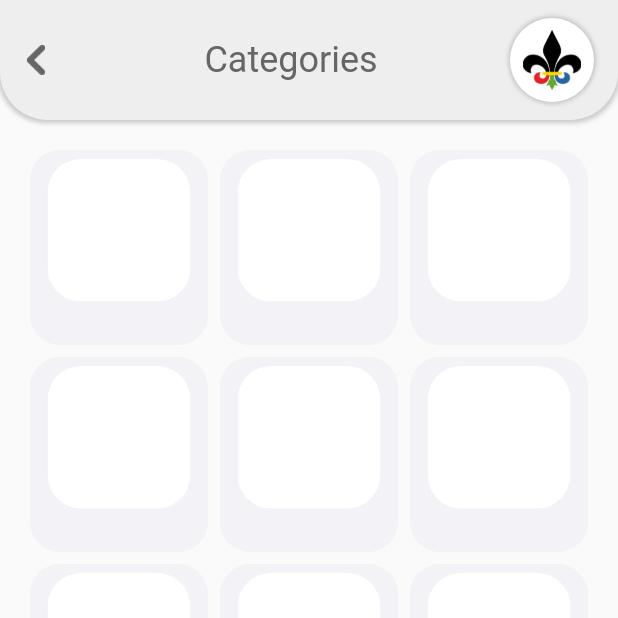
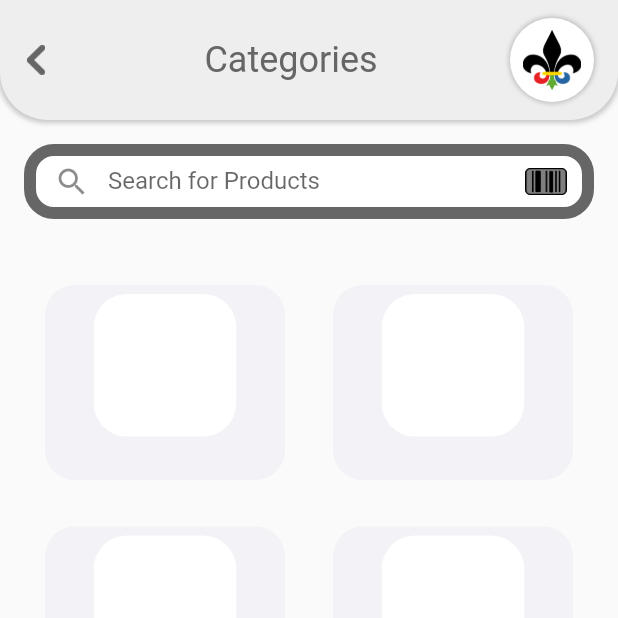
Before and after one commit to PrabinMhzn/Musketeer-project, a Flutter app: the CategoriesScreen screen opened directly, on a phone screen of 412 x 824 dp, the top half of it. Run offline on Flutter 3.47's test engine with Material 2 defaults, Android fonts, the phone set to English and light mode, and no system bars.

```diff
--- a/lib/Widgets/item_placeholder.dart
+++ b/lib/Widgets/item_placeholder.dart
@@ -1,8 +1,15 @@
 import 'package:flutter/material.dart';
+import 'package:musketeer_app/models/category_item.dart';
 import 'package:musketeer_app/styles/colors.dart';
 
 class ItemPlaceholder extends StatelessWidget {
-  const ItemPlaceholder({super.key});
+  const ItemPlaceholder({
+    Key? key,
+    required this.item,
+  }) : super(key: key);
+  final CategoryItem item;
+  final height = 200.00;
+  final width = 175.00;
 
   @override
   Widget build(BuildContext context) {
--- a/lib/screens/categories_screen.dart
+++ b/lib/screens/categories_screen.dart
@@ -1,7 +1,10 @@
 import 'package:flutter/material.dart';
 import 'package:musketeer_app/Widgets/item_placeholder.dart';
-
+import 'package:flutter_staggered_grid_view/flutter_staggered_grid_view.dart';
+import 'package:musketeer_app/Widgets/search_bar_widget.dart';
+import 'package:musketeer_app/models/category_item.dart';
 import '../Widgets/header_widget.dart';
+import 'category_itemscreen.dart';
 
 class CategoriesScreen extends StatelessWidget {
   const CategoriesScreen({super.key});
@@ -9,44 +12,52 @@ class CategoriesScreen extends StatelessWidget {
   @override
   Widget build(BuildContext context) {
     return Scaffold(
-      appBar: HeaderWidget(title: 'Categories'),
+      appBar: const HeaderWidget(title: 'Categories'),
       body: Padding(
-        padding: EdgeInsets.all(16.0),
-        child: SingleChildScrollView(
-          child: Column(
-            children: [
-              Row(
-                children: const [
-                  Expanded(child: ItemPlaceholder()),
-                  Expanded(child: ItemPlaceholder()),
-                  Expanded(child: ItemPlaceholder()),
-                ],
-              ),
-              Row(
-                children: const [
-                  Expanded(child: ItemPlaceholder()),
-                  Expanded(child: ItemPlaceholder()),
-                  Expanded(child: ItemPlaceholder()),
-                ],
-              ),
-              Row(
-                children: const [
-                  Expanded(child: ItemPlaceholder()),
-                  Expanded(child: ItemPlaceholder()),
-                  Expanded(child: ItemPlaceholder()),
-                ],
-              ),
-              Row(
-                children: const [
-                  Expanded(child: ItemPlaceholder()),
-                  Expanded(child: ItemPlaceholder()),
-                  Expanded(child: ItemPlaceholder()),
-                ],
-              ),
-            ],
-          ),
+        padding: const EdgeInsets.all(16.0),
+        child: Column(
+          children: [
+            const SearchBarWidget(),
+            const SizedBox(height: 20),
+            Expanded(child: getStaggeredGridView(context)),
+          ],
         ),
       ),
     );
   }
+
+  Widget getStaggeredGridView(BuildContext context) {
+    return SingleChildScrollView(
+      padding: const EdgeInsets.symmetric(
+        vertical: 10,
+      ),
+      child: StaggeredGrid.count(
+        crossAxisCount: 2,
+        mainAxisSpacing: 3.0,
+        crossAxisSpacing: 4.0,
+        children: categoryItemsDemo.asMap().entries.map<Widget>((e) {
+          CategoryItem categoryItem = e.value;
+          return GestureDetector(
+            onTap: () {
+              onCategoryItemClicked(context, categoryItem);
+            },
+            child: Container(
+              padding: const EdgeInsets.all(10),
+              child: ItemPlaceholder(
+                item: categoryItem,
+              ),
+            ),
+          );
+        }).toList(),
+      ),
+    );
+  }
+
+  void onCategoryItemClicked(BuildContext context, CategoryItem categoryItem) {
+    Navigator.of(context).push(MaterialPageRoute(
+      builder: (BuildContext context) {
+        return const CategoryItemsScreen();
+      },
+    ));
+  }
 }
--- /dev/null
+++ b/lib/screens/category_itemscreen.dart
@@ -0,0 +1,10 @@
+import 'package:flutter/material.dart';
+
+class CategoryItemsScreen extends StatelessWidget {
+  const CategoryItemsScreen({super.key});
+
+  @override
+  Widget build(BuildContext context) {
+    return const Placeholder();
+  }
+}
--- a/lib/screens/home_screen.dart
+++ b/lib/screens/home_screen.dart
@@ -133,7 +133,7 @@ class HomeScreen extends StatelessWidget {
                           borderRadius: BorderRadius.all(Radius.circular(20)),
                           color: AppColors.lightRed,
                         ),
-                        child: Column(children: [
+                        child: Column(children: const [
                           //you are here
                         ]),
                       ),
--- a/pubspec.yaml
+++ b/pubspec.yaml
@@ -30,6 +30,7 @@ environment:
 dependencies:
   flutter:
     sdk: flutter
+  flutter_staggered_grid_view: ^0.6.2
 
 
 
@@ -38,6 +39,8 @@ dependencies:
   # Use with the CupertinoIcons class for iOS style icons.
   cupertino_icons: ^1.0.2
   flutter_svg: ^1.1.6
+
+
 
 dev_dependencies:
   flutter_test:
```
Also changed, not shown: pubspec.lock.
